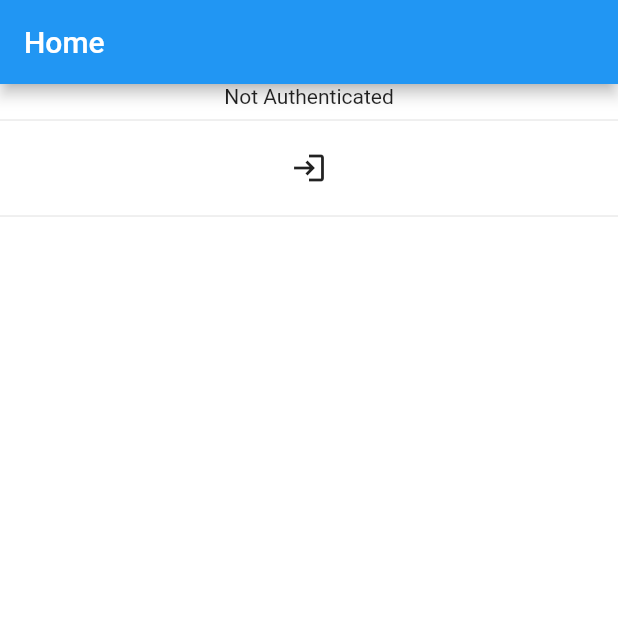
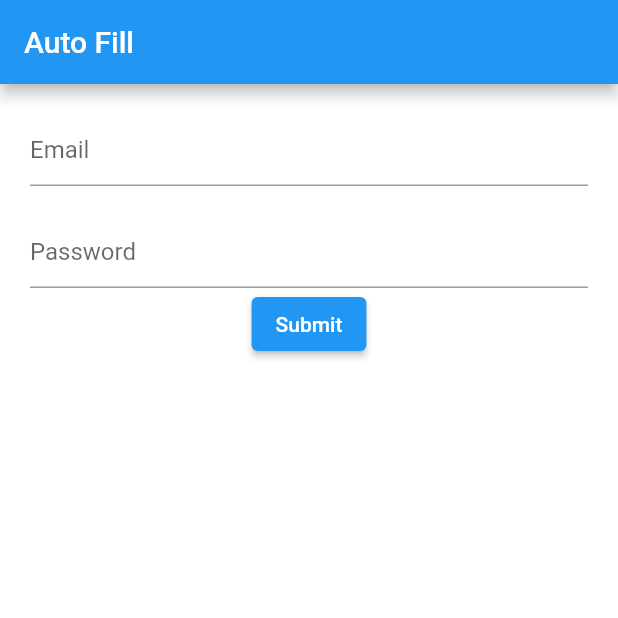
Before and after one commit to hayatbangash55/face_id, a Flutter app: the screen it shows after launch, on a phone screen of 412 x 824 dp, the top half of it. Run offline on Flutter 3.47's test engine with Material 2 defaults, Android fonts, the phone set to English and light mode, and no system bars; our stand-ins replace get, get_storage, local_auth.

Commit message:
keygen work...

```diff
--- a/lib/face_id_auth.dart
+++ b/lib/face_id_auth.dart
@@ -13,8 +13,9 @@ class FaceIdAuth {
 
         Get.log('List of Available Biometrics $availableBiometrics');
 
-        return (availableBiometrics.isNotEmpty &&
-                availableBiometrics.contains(BiometricType.face))
+        return (availableBiometrics.isNotEmpty
+            //&& availableBiometrics.contains(BiometricType.face)
+            )
             ? true
             : false;
       } else {
--- a/lib/main.dart
+++ b/lib/main.dart
@@ -1,4 +1,5 @@
 
+import 'package:face_id/screens/autofill/autofill_view.dart';
 import 'package:face_id/screens/home2/home2_view.dart';
 import 'package:flutter/material.dart';
 import 'package:get/get.dart';
@@ -23,7 +24,7 @@ class MyApp extends StatelessWidget {
         scaffoldBackgroundColor: Colors.white,
         useMaterial3: false,
       ),
-      home: Home2View(),
+      home: AutoFillView(),
     );
   }
 }
--- /dev/null
+++ b/lib/screens/autofill/autofill_view.dart
@@ -0,0 +1,47 @@
+import 'package:face_id/screens/autofill/autofill_viewmodel.dart';
+import 'package:flutter/material.dart';
+import 'package:flutter/services.dart';
+import 'package:get/get.dart';
+
+class AutoFillView extends StatelessWidget {
+  AutoFillView({super.key});
+
+  final AutoFillViewModel viewModel = Get.put(AutoFillViewModel());
+
+  @override
+  Widget build(BuildContext context) {
+    return Scaffold(
+      appBar: AppBar(title: const Text('Auto Fill')),
+      body: Padding(
+        padding: const EdgeInsets.all(20),
+        child: AutofillGroup(
+          child: Column(
+            children: [
+              TextFormField(
+                decoration: const InputDecoration(hintText: 'Email'),
+                controller: viewModel.emailTxtField,
+                autofillHints: const [AutofillHints.email],
+              ),
+              const SizedBox(height: 20),
+              TextFormField(
+                decoration: const InputDecoration(hintText: 'Password'),
+                controller: viewModel.passwordTxtField,
+                autofillHints: const [AutofillHints.password],
+                // onEditingComplete: (){
+                //
+                // },
+              ),
+              ElevatedButton(
+                onPressed: () {
+                    TextInput.finishAutofillContext();
+                    // Submit form
+                },
+                child: Text('Submit'),
+              ),
+            ],
+          ),
+        ),
+      ),
+    );
+  }
+}
--- /dev/null
+++ b/lib/screens/autofill/autofill_viewmodel.dart
@@ -0,0 +1,7 @@
+import 'package:flutter/cupertino.dart';
+import 'package:get/get.dart';
+
+class AutoFillViewModel extends GetxController{
+  TextEditingController emailTxtField = TextEditingController();
+  TextEditingController passwordTxtField = TextEditingController();
+}
```
Also changed, not shown: 4 other files.
